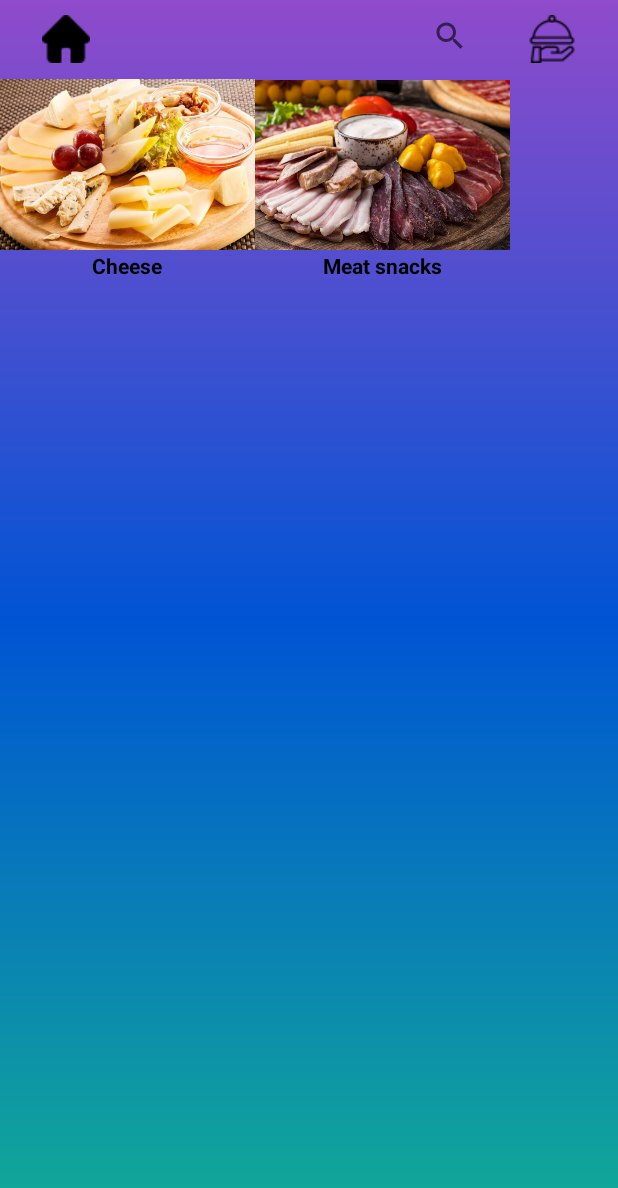
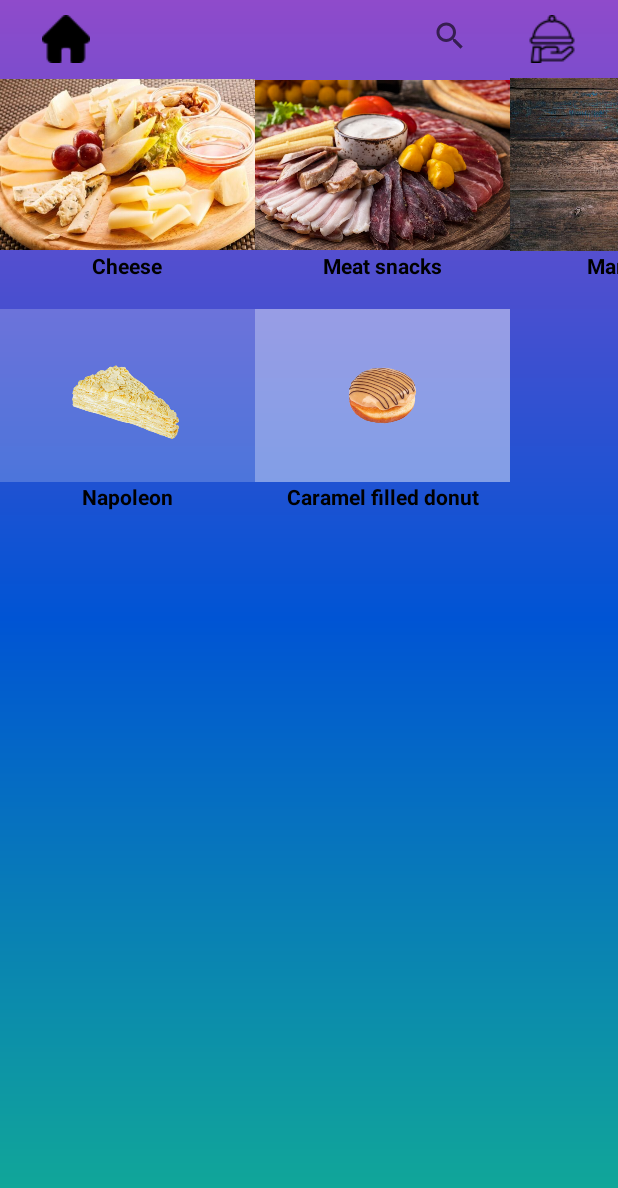
Before and after one commit to Yurik-Minasyan/Nyam_Nyam, an Android app: the Cart screen opened directly, with no data from a screen before it, on a phone screen of 412 x 824 dp. Shown: the top 1188 px of the screen. Run offline under Robolectric (Android 15) with nearby library versions, the phone set to English and light mode, and no system bars; 6 statements that could not run were skipped.

```diff
--- a/app/src/main/java/com/example/nyam_nyam/Cart.java
+++ b/app/src/main/java/com/example/nyam_nyam/Cart.java
@@ -21,13 +21,25 @@ public class Cart extends AppCompatActivity {
     SearchView sw;
     LinearLayout meat;
     LinearLayout cheese;
+    LinearLayout marinade;
+    LinearLayout micado;
+    LinearLayout napoleon;
+    LinearLayout donat;
     ListView lw;
     ArrayList<String> array;
     ArrayAdapter<String> adapter;
     int meat_n;
     int cheese_n;
+    int marinade_n;
+    int micado_n;
+    int napoleon_n;
+    int donat_n;
     TextView meat_p;
     TextView cheese_p;
+    TextView marinade_p;
+    TextView micado_p;
+    TextView napoleon_p;
+    TextView donat_p;
     @SuppressLint("MissingInflatedId")
     @Override
     protected void onCreate(Bundle savedInstanceState) {
@@ -36,11 +48,19 @@ public class Cart extends AppCompatActivity {
         setContentView(R.layout.activity_cart);
         meat = findViewById(R.id.meat_Lay);
         cheese = findViewById(R.id.cheese);
+        marinade = findViewById(R.id.marinad);
+        micado = findViewById(R.id.mikado);
+        napoleon = findViewById(R.id.napoleon_lay);
+        donat = findViewById(R.id.donut_lay);
         sw = findViewById(R.id.search);
         lw = findViewById(R.id.list);
         lw.setVisibility(View.GONE);
         meat_p = findViewById(R.id.textView2);
         cheese_p = findViewById(R.id.chesse_pr);
+        marinade_p = findViewById(R.id.marinade);
+        micado_p = findViewById(R.id.mikadoo);
+        micado_p = findViewById(R.id.napoleont);
+        donat_p = findViewById(R.id.donat_pr);
         array = new ArrayList<>();
         array.add("Մսային նախուտեստներ");//0
         array.add("Պանրի տեսականի");//1
@@ -149,6 +169,10 @@ public class Cart extends AppCompatActivity {
 
         meat_n = Integer.parseInt(food_nubers.getMeat());
         cheese_n = Integer.parseInt(food_nubers.getCheese());
+        marinade_n = Integer.parseInt(food_nubers.getMarinade());
+        micado_n = Integer.parseInt(food_nubers.getMicado());
+        napoleon_n = Integer.parseInt(food_nubers.getNapoleon());
+        donat_n = Integer.parseInt(food_nubers.getDonat());
         if(meat_n > 0){
             meat.setVisibility(View.VISIBLE);
             meat_p.setText(meat_n * 3000 + " amd" );
@@ -157,6 +181,22 @@ public class Cart extends AppCompatActivity {
             cheese.setVisibility(View.VISIBLE);
             cheese_p.setText(cheese_n * 2500 + " amd" );
         }
+        if(marinade_n > 0){
+            marinade.setVisibility(View.VISIBLE);
+            marinade_p.setText(marinade_n * 1800 + " amd" );
+        }
+        if(micado_n > 0){
+            micado.setVisibility(View.VISIBLE);
+            micado_p.setText(micado_n * 550 + " amd" );
+        }
+//        if(napoleon_n > 0){
+//            napoleon.setVisibility(View.VISIBLE);
+//            napoleon_p.setText(napoleon_n * 600 + " amd" );
+//        }
+        if(donat_n > 0){
+            donat.setVisibility(View.VISIBLE);
+            donat_p.setText(donat_n * 750 + " amd" );
+        }
     }
     public void home_c(View view){
         Intent i = new Intent(Cart.this, Main_Menu.class);
--- a/app/src/main/res/layout/activity_cake.xml
+++ b/app/src/main/res/layout/activity_cake.xml
@@ -183,8 +183,9 @@
                 style="@style/Widget.AppCompat.Button.Borderless"
                 android:layout_width="wrap_content"
                 android:layout_height="35dp"
+                android:clickable="true"
                 android:gravity="end"
-                android:onClick="donat"
+                android:onClick="donut"
                 app:srcCompat="@drawable/cart" />
         </LinearLayout>
 
--- a/app/src/main/res/layout/activity_cart.xml
+++ b/app/src/main/res/layout/activity_cart.xml
@@ -144,5 +144,145 @@
             android:textStyle="bold" />
     </LinearLayout>
 
+    <LinearLayout
+        android:id="@+id/marinad"
+        android:layout_width="wrap_content"
+        android:layout_height="wrap_content"
+        android:orientation="vertical"
+        app:layout_constraintStart_toEndOf="@+id/meat_Lay"
+        app:layout_constraintTop_toBottomOf="@+id/linearLayout10">
+
+        <ImageView
+            android:id="@+id/imageView8"
+            android:layout_width="170dp"
+            android:layout_height="115dp"
+            app:srcCompat="@drawable/marinad" />
+
+        <TextView
+            android:id="@+id/textView7"
+            android:layout_width="170dp"
+            android:layout_height="wrap_content"
+            android:layout_weight="1"
+            android:gravity="center"
+            android:text="@string/marinades"
+            android:textColor="@color/black"
+            android:textStyle="bold" />
+
+        <TextView
+            android:id="@+id/marinade"
+            android:layout_width="match_parent"
+            android:layout_height="wrap_content"
+            android:gravity="center"
+            android:textAlignment="center"
+            android:textColor="@color/black"
+            android:textStyle="bold" />
+
+    </LinearLayout>
+
+    <LinearLayout
+        android:id="@+id/mikado"
+        android:layout_width="wrap_content"
+        android:layout_height="wrap_content"
+        android:orientation="vertical"
+        app:layout_constraintStart_toEndOf="@+id/marinad"
+        app:layout_constraintTop_toBottomOf="@+id/linearLayout10"
+        tools:ignore="MissingConstraints">
+
+        <ImageView
+            android:id="@+id/imageView2"
+            android:layout_width="170dp"
+            android:layout_height="115dp"
+            android:background="#70FFFFFF"
+            app:srcCompat="@drawable/mikado" />
+
+        <TextView
+            android:id="@+id/mik"
+            android:layout_width="170dp"
+            android:layout_height="wrap_content"
+            android:layout_weight="1"
+            android:gravity="center"
+            android:text="@string/micado"
+            android:textColor="@color/black"
+            android:textStyle="bold" />
+
+        <TextView
+            android:id="@+id/mikadoo"
+            android:layout_width="match_parent"
+            android:layout_height="wrap_content"
+            android:text=""
+            android:textAlignment="center"
+            android:textColor="@color/black"
+            android:textStyle="bold" />
+    </LinearLayout>
+
+    <LinearLayout
+        android:id="@+id/napoleon_lay"
+        android:layout_width="wrap_content"
+        android:layout_height="wrap_content"
+        android:orientation="vertical"
+        app:layout_constraintTop_toBottomOf="@+id/cheese"
+        tools:ignore="MissingConstraints">
+
+        <ImageView
+            android:id="@+id/napo"
+            android:layout_width="match_parent"
+            android:layout_height="115dp"
+            android:background="#33FFFFFF"
+            app:srcCompat="@drawable/napoleon" />
+
+        <TextView
+            android:id="@+id/nap"
+            android:layout_width="170dp"
+            android:layout_height="wrap_content"
+            android:layout_weight="1"
+            android:gravity="center"
+            android:text="@string/napoleon"
+            android:textColor="@color/black"
+            android:textStyle="bold" />
+
+        <TextView
+            android:id="@+id/napoleont"
+            android:layout_width="match_parent"
+            android:layout_height="wrap_content"
+            android:text=""
+            android:textAlignment="center"
+            android:textColor="@color/black"
+            android:textStyle="bold" />
+    </LinearLayout>
+
+    <LinearLayout
+        android:layout_width="wrap_content"
+        android:layout_height="wrap_content"
+        android:orientation="vertical"
+        android:id="@+id/donut_lay"
+        app:layout_constraintStart_toEndOf="@+id/napoleon_lay"
+        app:layout_constraintTop_toBottomOf="@+id/meat_Lay">
+
+        <ImageView
+            android:id="@+id/donat_i"
+            android:layout_width="170dp"
+            android:layout_height="115dp"
+            android:background="#70FFFFFF"
+            app:srcCompat="@drawable/donut" />
+
+        <TextView
+            android:id="@+id/donat_t"
+            android:layout_width="170dp"
+            android:layout_height="wrap_content"
+            android:layout_weight="1"
+            android:gravity="center"
+            android:text="@string/donut"
+            android:textColor="@color/black"
+            android:textStyle="bold" />
+
+        <TextView
+            android:id="@+id/donat_pr"
+            android:layout_width="match_parent"
+            android:layout_height="wrap_content"
+            android:text=""
+            android:textAlignment="center"
+            android:textColor="@color/black"
+            android:textStyle="bold" />
+    </LinearLayout>
 
 </androidx.constraintlayout.widget.ConstraintLayout>
--- a/app/src/main/res/layout/activity_coffee.xml
+++ b/app/src/main/res/layout/activity_coffee.xml
@@ -60,6 +60,7 @@
                 android:id="@+id/imageButton22"
                 style="@style/Widget.AppCompat.Button.Borderless"
                 android:layout_width="wrap_content"
+                android:clickable="true"
                 android:layout_height="35dp"
                 android:gravity="end"
                 android:onClick="arab"
@@ -120,6 +121,7 @@
                 android:layout_width="wrap_content"
                 android:layout_height="35dp"
                 android:gravity="end"
+                android:clickable="true"
                 android:onClick="cappuchino"
                 app:srcCompat="@drawable/cart" />
         </LinearLayout>
@@ -179,6 +181,7 @@
                 android:layout_height="35dp"
                 android:gravity="end"
                 android:onClick="lattee"
+                android:clickable="true"
                 app:srcCompat="@drawable/cart" />
         </LinearLayout>
     </LinearLayout>
--- a/app/src/main/res/layout/activity_naxutest.xml
+++ b/app/src/main/res/layout/activity_naxutest.xml
@@ -158,7 +158,7 @@
             android:layout_width="match_parent"
             android:layout_height="wrap_content"
             android:gravity="center"
-            android:text="1800դր/др/amd"
+            android:text="1800 amd"
             android:textAlignment="center"
             android:textColor="@color/black"
             android:textStyle="bold" />
```
